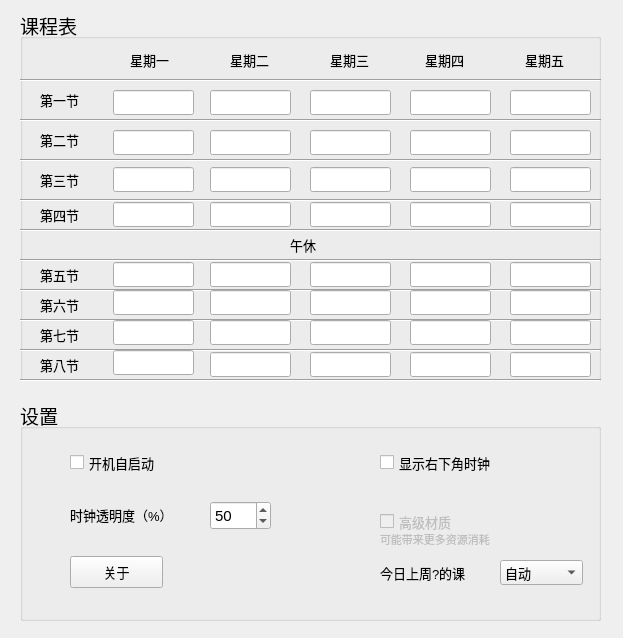
Before: the Qt Designer form mainwindow.ui in ooorange-git/SmartSchedule, drawn with Qt 5.
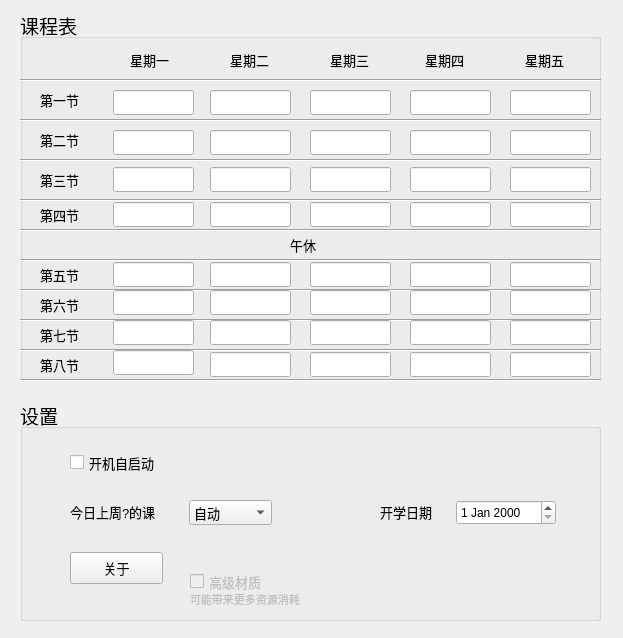
After: the same form once the commit is applied. Icons and pictures are not drawn.

Commit message: 1.1.2 1.修复了开机自启动时显示空白窗口的问题 2.优化了窗口背景及字体显示 3.调整了部分课程位置和文案准确性 4.优化代码逻辑 5.删除了两个没用的控件并增加了一个没用的控件 6.移除了him

```diff
--- a/mainwindow.ui
+++ b/mainwindow.ui
@@ -17,6 +17,9 @@
    <iconset resource="icon.qrc">
     <normaloff>:/icon/icon1.png</normaloff>:/icon/icon1.png</iconset>
   </property>
+  <property name="styleSheet">
+   <string notr="true"/>
+  </property>
   <widget class="QWidget" name="centralwidget">
    <widget class="QGroupBox" name="groupBox">
     <property name="enabled">
@@ -838,48 +841,6 @@
     <property name="title">
      <string>设置</string>
     </property>
-    <widget class="QCheckBox" name="RightClockB">
-     <property name="geometry">
-      <rect>
-       <x>360</x>
-       <y>50</y>
-       <width>146</width>
-       <height>25</height>
-      </rect>
-     </property>
-     <property name="font">
-      <font>
-       <pointsize>10</pointsize>
-      </font>
-     </property>
-     <property name="text">
-      <string>显示右下角时钟</string>
-     </property>
-    </widget>
-    <widget class="QSpinBox" name="spinBox">
-     <property name="geometry">
-      <rect>
-       <x>190</x>
-       <y>101</y>
-       <width>61</width>
-       <height>29</height>
-      </rect>
-     </property>
-     <property name="font">
-      <font>
-       <pointsize>11</pointsize>
-      </font>
-     </property>
-     <property name="minimum">
-      <number>20</number>
-     </property>
-     <property name="maximum">
-      <number>80</number>
-     </property>
-     <property name="value">
-      <number>50</number>
-     </property>
-    </widget>
     <widget class="QCheckBox" name="TurnOn">
      <property name="geometry">
       <rect>
@@ -902,31 +863,11 @@
       <bool>false</bool>
      </property>
     </widget>
-    <widget class="QLabel" name="label_2">
-     <property name="geometry">
-      <rect>
-       <x>50</x>
-       <y>103</y>
-       <width>142</width>
-       <height>23</height>
-      </rect>
-     </property>
-     <property name="font">
-      <font>
-       <pointsize>10</pointsize>
-       <bold>false</bold>
-       <stylestrategy>PreferAntialias</stylestrategy>
-      </font>
-     </property>
-     <property name="text">
-      <string>时钟透明度（%）</string>
-     </property>
-    </widget>
     <widget class="QPushButton" name="aboutButton">
      <property name="geometry">
       <rect>
        <x>50</x>
-       <y>156</y>
+       <y>152</y>
        <width>93</width>
        <height>32</height>
       </rect>
@@ -946,8 +887,8 @@
      </property>
      <property name="geometry">
       <rect>
-       <x>360</x>
-       <y>110</y>
+       <x>170</x>
+       <y>170</y>
        <width>211</width>
        <height>23</height>
       </rect>
@@ -970,8 +911,8 @@
      </property>
      <property name="geometry">
       <rect>
-       <x>360</x>
-       <y>130</y>
+       <x>170</x>
+       <y>190</y>
        <width>141</width>
        <height>19</height>
       </rect>
@@ -988,8 +929,8 @@
     <widget class="QComboBox" name="day">
      <property name="geometry">
       <rect>
-       <x>480</x>
-       <y>160</y>
+       <x>169</x>
+       <y>100</y>
        <width>83</width>
        <height>25</height>
       </rect>
@@ -1033,8 +974,8 @@
     <widget class="QLabel" name="label_3">
      <property name="geometry">
       <rect>
-       <x>360</x>
-       <y>162</y>
+       <x>50</x>
+       <y>101</y>
        <width>111</width>
        <height>21</height>
       </rect>
@@ -1048,6 +989,39 @@
       <string>今日上周?的课</string>
      </property>
     </widget>
+    <widget class="QDateEdit" name="dateEdit">
+     <property name="geometry">
+      <rect>
+       <x>436</x>
+       <y>100</y>
+       <width>100</width>
+       <height>25</height>
+      </rect>
+     </property>
+     <property name="font">
+      <font>
+       <pointsize>9</pointsize>
+      </font>
+     </property>
+    </widget>
+    <widget class="QLabel" name="label_2">
+     <property name="geometry">
+      <rect>
+       <x>360</x>
+       <y>101</y>
+       <width>81</width>
+       <height>21</height>
+      </rect>
+     </property>
+     <property name="font">
+      <font>
+       <pointsize>10</pointsize>
+      </font>
+     </property>
+     <property name="text">
+      <string>开学日期</string>
+     </property>
+    </widget>
    </widget>
   </widget>
  </widget>
```
Left out of the diff: 2 changed lines with no effect on the pictures. The commit also changes 12 other files.
